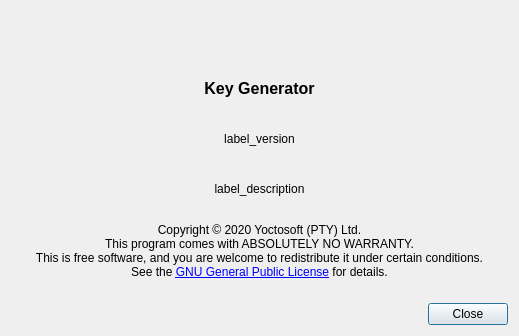
This is keygen/data/ui/about.ui in yoctosoft-ltd/keygen as Qt 5 draws it before an edit. The edited form follows.
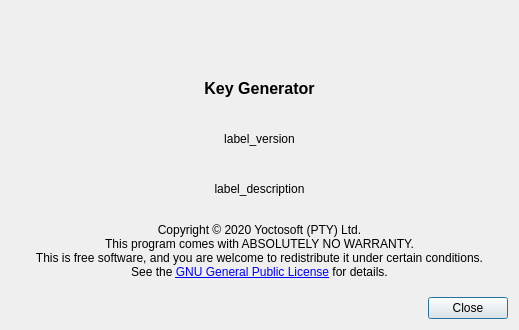
This is the edited form. Icons and pictures are not drawn.

```diff
--- a/keygen/data/ui/about.ui
+++ b/keygen/data/ui/about.ui
@@ -7,7 +7,7 @@
     <x>0</x>
     <y>0</y>
     <width>518</width>
-    <height>336</height>
+    <height>330</height>
    </rect>
   </property>
   <property name="windowTitle">
@@ -107,7 +107,7 @@
      <property name="sizeHint" stdset="0">
       <size>
        <width>497</width>
-       <height>18</height>
+       <height>12</height>
       </size>
      </property>
     </spacer>
```
Left out of the diff: 2 changed lines with no effect on the pictures.
